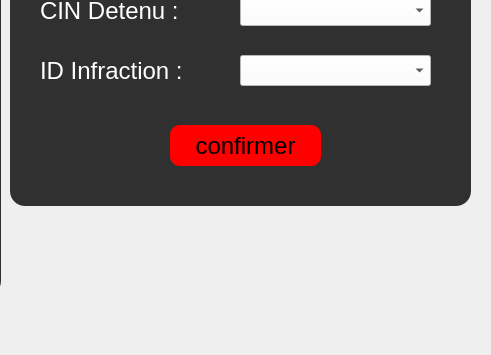
The window that gestiondetenu.ui (nefissaKhiari/Smart_Plolice_Station) describes before a commit, drawn with Qt 5; both pictures show x 900 to 1391 and y 395 to 750 of the 1500 by 750 pixel window.
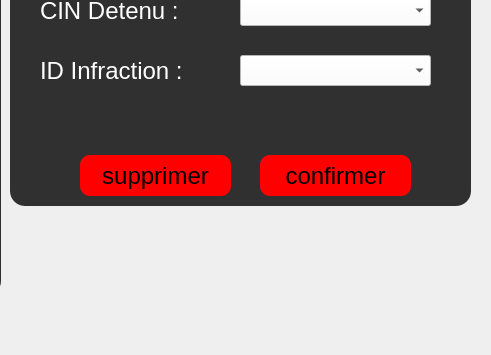
The same window after the commit. Icons and pictures are not drawn.

Diff of the .ui file:
```diff
--- a/gestiondetenu.ui
+++ b/gestiondetenu.ui
@@ -3008,8 +3008,8 @@
       <widget class="QPushButton" name="B_ConfirmerAffectation">
        <property name="geometry">
         <rect>
-         <x>160</x>
-         <y>260</y>
+         <x>250</x>
+         <y>290</y>
          <width>151</width>
          <height>41</height>
         </rect>
@@ -3057,6 +3057,29 @@
         <string>ID Infraction :</string>
        </property>
       </widget>
+      <widget class="QPushButton" name="B_SupprimerAffectation">
+       <property name="geometry">
+        <rect>
+         <x>70</x>
+         <y>290</y>
+         <width>151</width>
+         <height>41</height>
+        </rect>
+       </property>
+       <property name="text">
+        <string>supprimer</string>
+       </property>
+       <property name="icon">
+        <iconset resource="Recources.qrc">
+         <normaloff>:/recource/images/trash.png</normaloff>:/recource/images/trash.png</iconset>
+       </property>
+       <property name="iconSize">
+        <size>
+         <width>23</width>
+         <height>23</height>
+        </size>
+       </property>
+      </widget>
      </widget>
      <widget class="QPushButton" name="B_BackToGestions_4">
       <property name="geometry">
```
Left out of the diff: 2 changed lines with no effect on the pictures.
